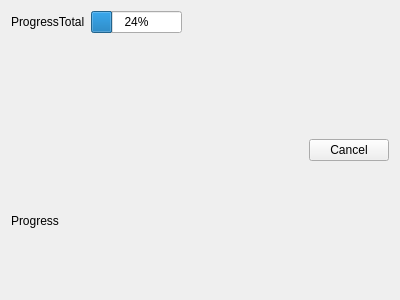
First picture: the form in ui/fileDownloadProgress.ui, repository viur-framework/viur-admin, before the edit.
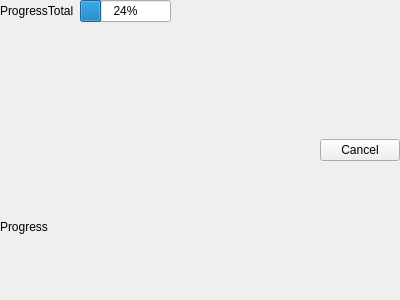
Second picture: the form after the edit.

The edit to the form file:
```diff
--- a/ui/fileDownloadProgress.ui
+++ b/ui/fileDownloadProgress.ui
@@ -14,6 +14,9 @@
    <string>Form</string>
   </property>
   <layout class="QHBoxLayout" name="horizontalLayout">
+   <property name="margin">
+    <number>0</number>
+   </property>
    <item>
     <layout class="QVBoxLayout" name="verticalLayout">
      <item>
```
